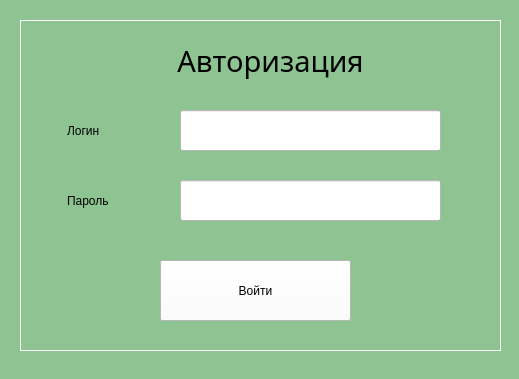
Qt form LoginWindow.ui (semyongr/AgroCalculatorDiplom) before a commit.
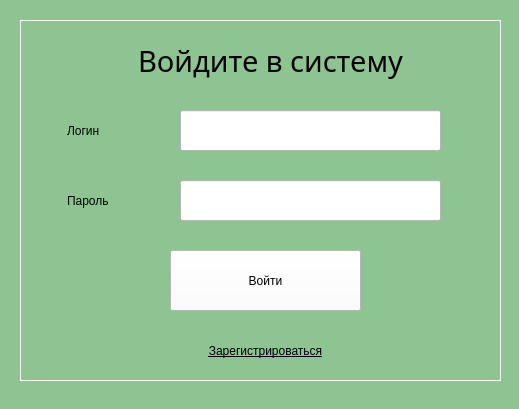
The same form after that commit.

What changed in the file:
```diff
--- a/LoginWindow.ui
+++ b/LoginWindow.ui
@@ -7,7 +7,7 @@
     <x>0</x>
     <y>0</y>
     <width>519</width>
-    <height>379</height>
+    <height>409</height>
    </rect>
   </property>
   <property name="windowTitle">
@@ -54,8 +54,8 @@
    <widget class="QPushButton" name="login_btn">
     <property name="geometry">
      <rect>
-      <x>160</x>
-      <y>260</y>
+      <x>170</x>
+      <y>250</y>
       <width>191</width>
       <height>61</height>
      </rect>
@@ -114,9 +114,9 @@
    <widget class="QLabel" name="title_lbl">
     <property name="geometry">
      <rect>
-      <x>160</x>
+      <x>80</x>
       <y>40</y>
-      <width>221</width>
+      <width>381</width>
       <height>41</height>
      </rect>
     </property>
@@ -133,7 +133,7 @@
      </font>
     </property>
     <property name="text">
-     <string>Авторизация</string>
+     <string>Войдите в систему</string>
     </property>
     <property name="alignment">
      <set>Qt::AlignCenter</set>
@@ -145,7 +145,7 @@
       <x>20</x>
       <y>20</y>
       <width>481</width>
-      <height>331</height>
+      <height>361</height>
      </rect>
     </property>
     <property name="styleSheet">
@@ -160,6 +160,31 @@
     <property name="lineWidth">
      <number>1</number>
     </property>
+    <widget class="QPushButton" name="registr_btn">
+     <property name="geometry">
+      <rect>
+       <x>130</x>
+       <y>310</y>
+       <width>231</width>
+       <height>41</height>
+      </rect>
+     </property>
+     <property name="styleSheet">
+      <string notr="true">font: 14pt &quot;Book Antiqua&quot;;
+text-decoration: underline;
+color: rgb(0, 0, 0);
+border: none;</string>
+     </property>
+     <property name="text">
+      <string>Зарегистрироваться</string>
+     </property>
+     <property name="checkable">
+      <bool>false</bool>
+     </property>
+     <property name="autoRepeatDelay">
+      <number>300</number>
+     </property>
+    </widget>
    </widget>
    <zorder>frame</zorder>
    <zorder>login_tb</zorder>
```
Left out of the diff: 2 changed lines with no effect on the pictures.
